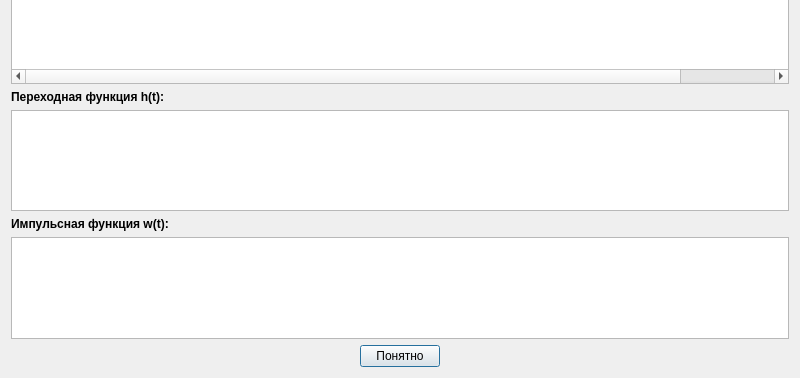
Above: ui/dialogs/tran-func-dialog.ui from VadmanBat/reg-valve before the change; both pictures show x 0 to 800 and y 222 to 600 of the 800 by 600 pixel window. Below: the same form after it.
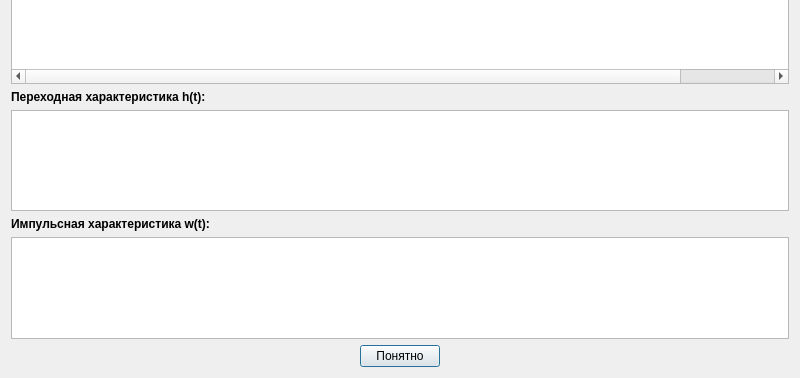
That is the form after the change.

Patch:
```diff
--- a/ui/dialogs/tran-func-dialog.ui
+++ b/ui/dialogs/tran-func-dialog.ui
@@ -90,7 +90,7 @@
    <item>
     <widget class="QLabel" name="htLabel">
      <property name="text">
-      <string>&lt;b&gt;Переходная функция h(t):&lt;/b&gt;</string>
+      <string>&lt;b&gt;Переходная характеристика h(t):&lt;/b&gt;</string>
      </property>
     </widget>
    </item>
@@ -104,7 +104,7 @@
    <item>
     <widget class="QLabel" name="wtLabel">
      <property name="text">
-      <string>&lt;b&gt;Импульсная функция w(t):&lt;/b&gt;</string>
+      <string>&lt;b&gt;Импульсная характеристика w(t):&lt;/b&gt;</string>
      </property>
     </widget>
    </item>
```
